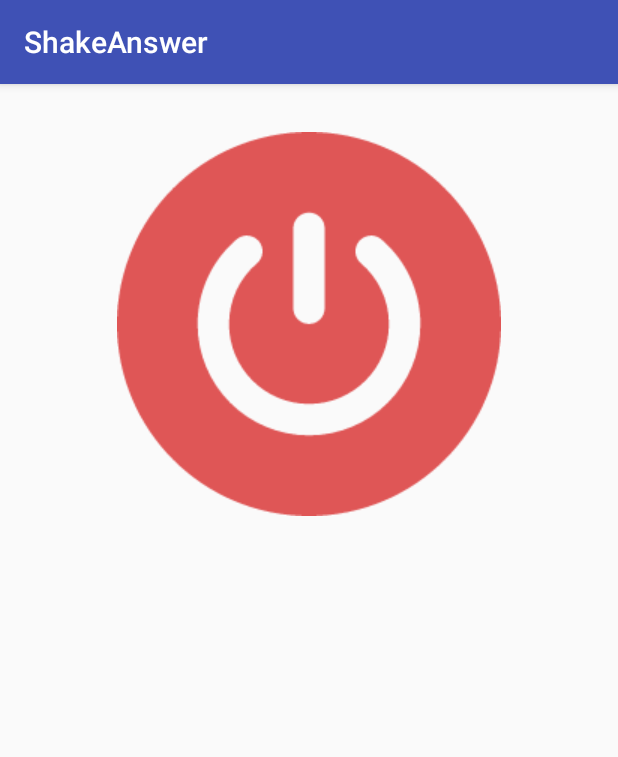
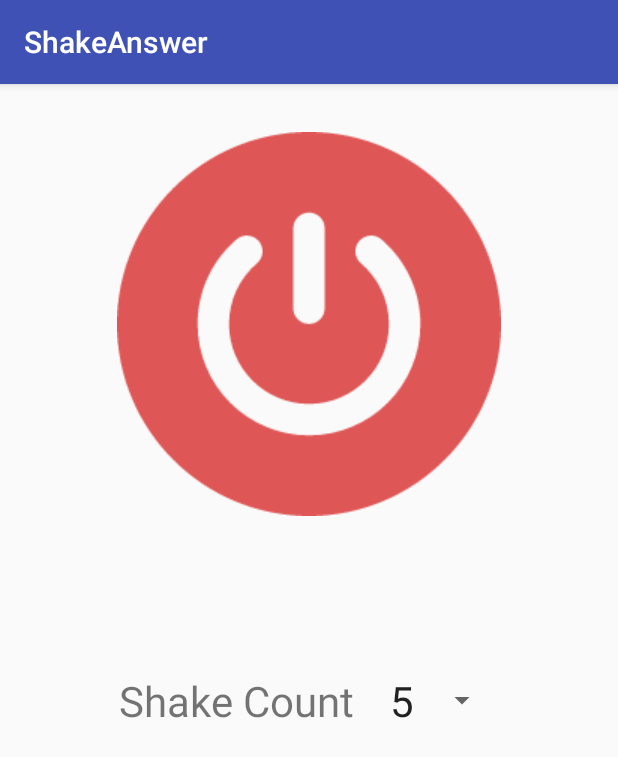
Before and after one commit to kappa0923/ShakeAnswer, an Android app: the screen it shows after launch (MainActivity), on a phone screen of 412 x 824 dp. Shown: the top 757 px of the screen. Run offline under Robolectric (Android 15) with nearby library versions, the phone set to English and light mode, and no system bars.

Commit message:
Spinnerの追加

```diff
--- a/app/src/main/java/com/kappa0923/android/app/shakeanswer/fragment/MainFragment.java
+++ b/app/src/main/java/com/kappa0923/android/app/shakeanswer/fragment/MainFragment.java
@@ -7,13 +7,13 @@ import android.content.Context;
 import android.content.Intent;
 import android.os.Bundle;
 import android.support.v4.app.Fragment;
-import android.support.v7.widget.SwitchCompat;
+import android.support.v7.widget.AppCompatSpinner;
 import android.text.TextUtils;
 import android.view.LayoutInflater;
 import android.view.View;
 import android.view.ViewGroup;
+import android.widget.ArrayAdapter;
 import android.widget.CompoundButton;
-import android.widget.Switch;
 import android.widget.ToggleButton;
 
 import com.kappa0923.android.app.shakeanswer.R;
@@ -83,5 +83,10 @@ public class MainFragment extends Fragment {
                 }
             }
         });
+
+        AppCompatSpinner countSpinner = (AppCompatSpinner)view.findViewById(R.id.count_spinner);
+        ArrayAdapter<CharSequence> countAdapter = ArrayAdapter.createFromResource(getContext(), R.array.count_array, R.layout.spinner_item);
+        countAdapter.setDropDownViewResource(R.layout.spinner_dropdown_item);
+        countSpinner.setAdapter(countAdapter);
     }
 }
--- a/app/src/main/res/drawable/ic_notification.xml
+++ /dev/null
@@ -1,9 +0,0 @@
-<vector xmlns:android="http://schemas.android.com/apk/res/android"
-        android:width="24dp"
-        android:height="24dp"
-        android:viewportWidth="24.0"
-        android:viewportHeight="24.0">
-    <path
-        android:fillColor="#FF000000"
-        android:pathData="M23.71,16.67C20.66,13.78 16.54,12 12,12 7.46,12 3.34,13.78 0.29,16.67c-0.18,0.18 -0.29,0.43 -0.29,0.71 0,0.28 0.11,0.53 0.29,0.71l2.48,2.48c0.18,0.18 0.43,0.29 0.71,0.29 0.27,0 0.52,-0.11 0.7,-0.28 0.79,-0.74 1.69,-1.36 2.66,-1.85 0.33,-0.16 0.56,-0.5 0.56,-0.9v-3.1c1.45,-0.48 3,-0.73 4.6,-0.73s3.15,0.25 4.6,0.72v3.1c0,0.39 0.23,0.74 0.56,0.9 0.98,0.49 1.87,1.12 2.66,1.85 0.18,0.18 0.43,0.28 0.7,0.28 0.28,0 0.53,-0.11 0.71,-0.29l2.48,-2.48c0.18,-0.18 0.29,-0.43 0.29,-0.71 0,-0.27 -0.11,-0.52 -0.29,-0.7zM21.16,6.26l-1.41,-1.41 -3.56,3.55 1.41,1.41s3.45,-3.52 3.56,-3.55zM13,2h-2v5h2V2zM6.4,9.81L7.81,8.4 4.26,4.84 2.84,6.26c0.11,0.03 3.56,3.55 3.56,3.55z"/>
-</vector>
--- a/app/src/main/res/layout/fragment_main.xml
+++ b/app/src/main/res/layout/fragment_main.xml
@@ -1,4 +1,4 @@
-<FrameLayout xmlns:android="http://schemas.android.com/apk/res/android"
+<RelativeLayout xmlns:android="http://schemas.android.com/apk/res/android"
              xmlns:tools="http://schemas.android.com/tools"
              android:layout_width="match_parent"
              android:layout_height="match_parent"
@@ -10,8 +10,32 @@
         android:layout_height="wrap_content"
         android:layout_gravity="center_horizontal"
         android:layout_marginTop="@dimen/activity_vertical_margin"
+        android:layout_alignParentTop="true"
+        android:layout_centerHorizontal="true"
         android:textOn=""
         android:textOff=""
         android:background="@drawable/switch_background" />
 
-</FrameLayout>
+    <LinearLayout
+        android:orientation="horizontal"
+        android:layout_width="wrap_content"
+        android:layout_height="wrap_content"
+        android:layout_marginTop="@dimen/spinner_margin_top"
+        android:layout_below="@+id/service_switch"
+        android:layout_centerHorizontal="true">
+
+        <TextView
+            android:layout_width="wrap_content"
+            android:layout_height="wrap_content"
+            android:text="@string/text_count"
+            android:textSize="@dimen/text_size_large_large_material" />
+
+        <android.support.v7.widget.AppCompatSpinner
+            android:id="@+id/count_spinner"
+            android:layout_width="wrap_content"
+            android:layout_height="wrap_content"
+            android:padding="@dimen/spinner_padding" />
+
+    </LinearLayout>
+
+</RelativeLayout>
--- /dev/null
+++ b/app/src/main/res/layout/spinner_dropdown_item.xml
@@ -0,0 +1,6 @@
+<?xml version="1.0" encoding="utf-8"?>
+<CheckedTextView xmlns:android="http://schemas.android.com/apk/res/android"
+                 android:layout_width="match_parent"
+                 android:layout_height="wrap_content"
+                 android:padding="@dimen/spinner_padding"
+                 android:textSize="@dimen/text_size_large_large_material" />
--- /dev/null
+++ b/app/src/main/res/layout/spinner_item.xml
@@ -0,0 +1,7 @@
+<?xml version="1.0" encoding="utf-8"?>
+<TextView xmlns:android="http://schemas.android.com/apk/res/android"
+          style="?android:attr/spinnerItemStyle"
+          android:layout_width="match_parent"
+          android:layout_height="wrap_content"
+          android:padding="@dimen/spinner_padding"
+          android:textSize="@dimen/text_size_large_large_material" />
--- a/app/src/main/res/values/dimens.xml
+++ b/app/src/main/res/values/dimens.xml
@@ -1,5 +1,9 @@
 <resources>
-    <!-- Default screen margins, per the Android Design guidelines. -->
+    <!-- レイアウトサイズ -->
     <dimen name="activity_horizontal_margin">16dp</dimen>
     <dimen name="activity_vertical_margin">16dp</dimen>
+    <dimen name="spinner_padding">16dp</dimen>
+    <dimen name="spinner_margin_top">72dp</dimen>
+    <!-- 文字サイズ -->
+    <dimen name="text_size_large_large_material">28sp</dimen>
 </resources>
--- a/app/src/main/res/values/strings.xml
+++ b/app/src/main/res/values/strings.xml
@@ -1,4 +1,11 @@
 <resources>
     <string name="app_name">ShakeAnswer</string>
     <string name="action_phone_state">android.intent.action.PHONE_STATE</string>
+    <string name="text_count">Shake Count</string>
+    <string-array name="count_array">
+        <item>5</item>
+        <item>10</item>
+        <item>15</item>
+        <item>20</item>
+    </string-array>
 </resources>
```
